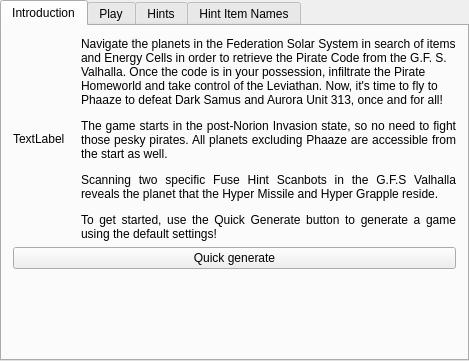
Qt form randovania/gui/ui_files/games_tab_corruption_widget.ui (randovania/randovania) before a commit.
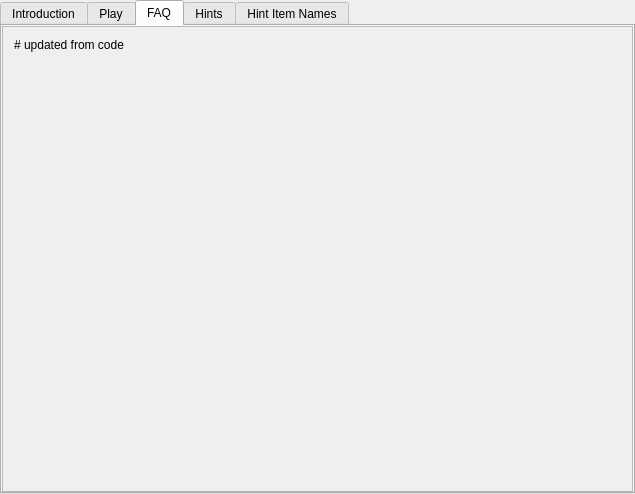
The same form after that commit. The open tabs and pages were chosen to show the change. Custom widgets are drawn as their Qt base class.

Diff of the .ui file:
```diff
--- a/randovania/gui/ui_files/games_tab_corruption_widget.ui
+++ b/randovania/gui/ui_files/games_tab_corruption_widget.ui
@@ -6,10 +6,16 @@
    <rect>
     <x>0</x>
     <y>0</y>
-    <width>469</width>
-    <height>361</height>
+    <width>635</width>
+    <height>494</height>
    </rect>
   </property>
+  <property name="sizePolicy">
+   <sizepolicy hsizetype="Expanding" vsizetype="Minimum">
+    <horstretch>0</horstretch>
+    <verstretch>0</verstretch>
+   </sizepolicy>
+  </property>
   <property name="currentIndex">
    <number>0</number>
   </property>
@@ -66,6 +72,57 @@
     <string>Play</string>
    </attribute>
   </widget>
+  <widget class="QWidget" name="faq_tab">
+   <attribute name="title">
+    <string>FAQ</string>
+   </attribute>
+   <layout class="QGridLayout" name="faq_layout">
+    <property name="leftMargin">
+     <number>0</number>
+    </property>
+    <property name="topMargin">
+     <number>0</number>
+    </property>
+    <property name="rightMargin">
+     <number>0</number>
+    </property>
+    <property name="bottomMargin">
+     <number>0</number>
+    </property>
+    <item row="0" column="0">
+     <widget class="QScrollArea" name="faq_scroll_area">
+      <property name="widgetResizable">
+       <bool>true</bool>
+      </property>
+      <widget class="QWidget" name="faq_scroll_area_contents">
+       <property name="geometry">
+        <rect>
+         <x>0</x>
+         <y>0</y>
+         <width>629</width>
+         <height>465</height>
+        </rect>
+       </property>
+       <layout class="QGridLayout" name="gridLayout_8">
+        <item row="0" column="0">
+         <widget class="QLabel" name="faq_label">
+          <property name="text">
+           <string># updated from code</string>
+          </property>
+          <property name="alignment">
+           <set>Qt::AlignLeading|Qt::AlignLeft|Qt::AlignTop</set>
+          </property>
+          <property name="wordWrap">
+           <bool>true</bool>
+          </property>
+         </widget>
+        </item>
+       </layout>
+      </widget>
+     </widget>
+    </item>
+   </layout>
+  </widget>
   <widget class="QWidget" name="hints_tab">
    <attribute name="title">
     <string>Hints</string>
```
Left out of the diff: 8 changed lines with no effect on the pictures.
